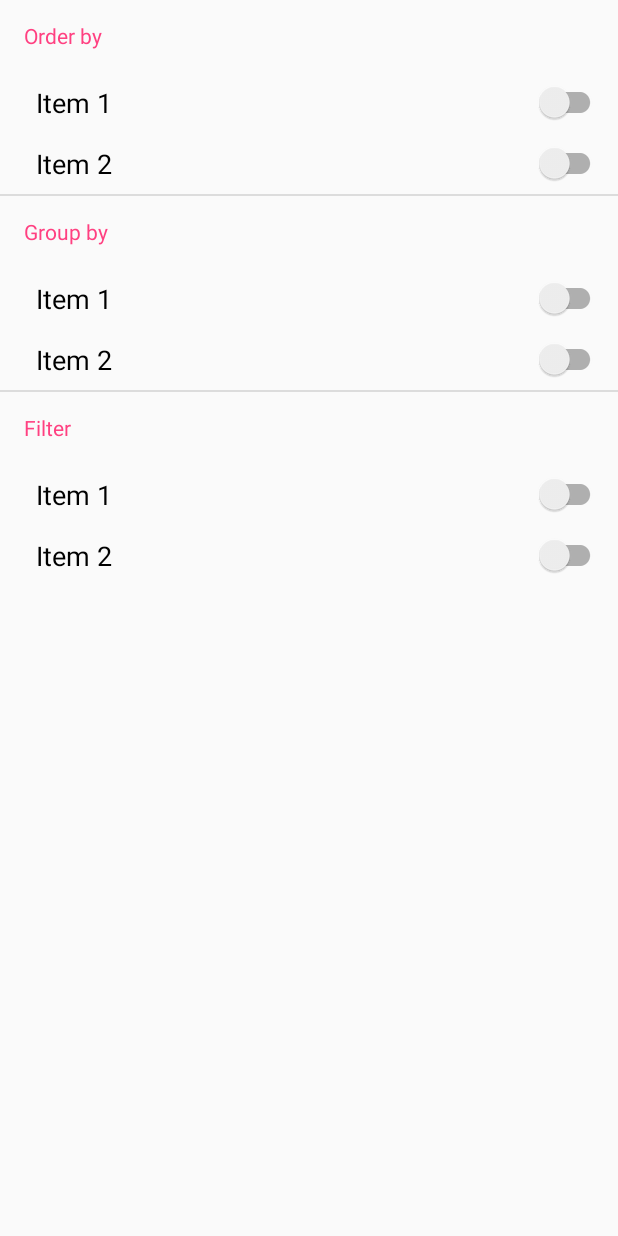
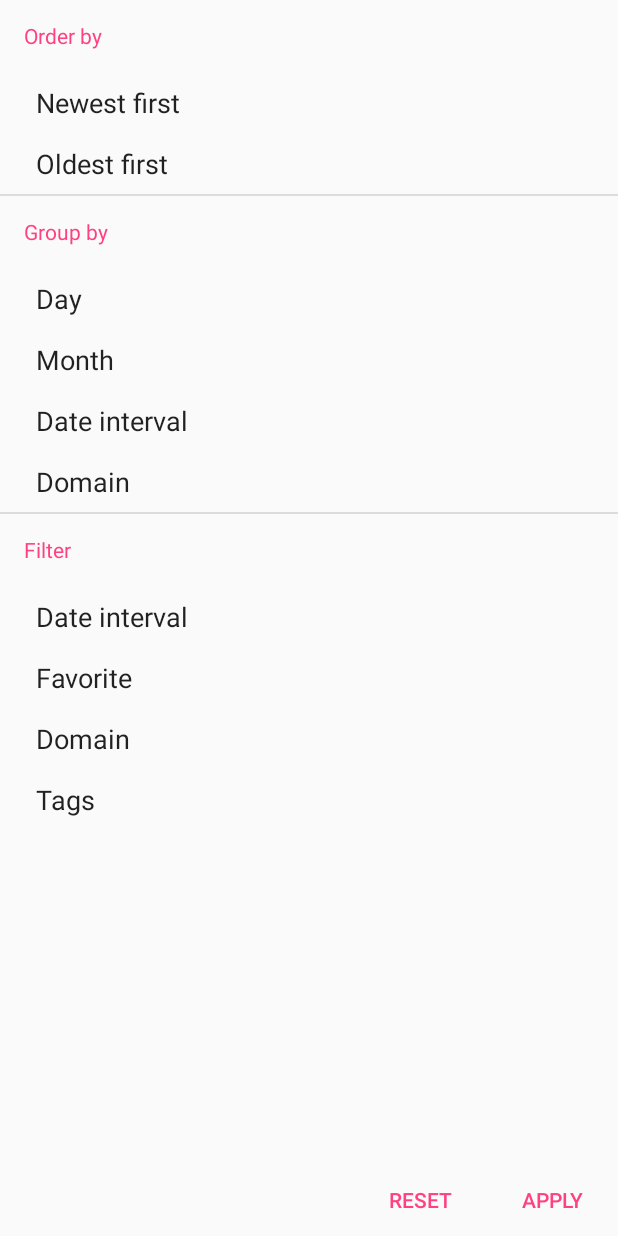
Before and after one commit to balesz/android-WIIMP, an Android app: the layout filter.xml on its own in the app's theme, with its tools: preview values and no code run, on a phone screen of 412 x 824 dp. Run offline under Robolectric (Android 15) with nearby library versions, the phone set to English and light mode, and no system bars.

Commit message:
Designing filter panel

```diff
--- a/app/src/main/res/layout/filter.xml
+++ b/app/src/main/res/layout/filter.xml
@@ -1,12 +1,39 @@
 <?xml version="1.0" encoding="utf-8"?>
-<android.support.v7.widget.GridLayout
+<RelativeLayout
     xmlns:android="http://schemas.android.com/apk/res/android"
     xmlns:app="http://schemas.android.com/apk/res-auto"
     xmlns:tools="http://schemas.android.com/tools"
     android:layout_width="match_parent"
+    android:layout_height="match_parent">
+
+    <android.support.v7.widget.AppCompatButton
+        android:text="Apply"
+        style="?attr/appButton"
+        android:layout_alignParentBottom="true"
+        android:layout_alignParentRight="true"
+        android:layout_alignParentEnd="true"
+        android:layout_width="wrap_content"
+        android:layout_height="wrap_content"
+        android:id="@+id/filter_apply"/>
+    <android.support.v7.widget.AppCompatButton
+        android:text="Reset"
+        style="?attr/appButton"
+        android:layout_toLeftOf="@id/filter_apply"
+        android:layout_toStartOf="@id/filter_apply"
+        android:layout_alignParentBottom="true"
+        android:layout_width="wrap_content"
+        android:layout_height="wrap_content"
+        android:id="@+id/filter_reset"/>
+
+    <android.support.v4.widget.NestedScrollView
+        android:layout_above="@id/filter_apply"
+        android:layout_width="match_parent"
+        android:layout_height="match_parent"
+        android:id="@+id/filter_scroll">
+        <android.support.v7.widget.GridLayout
+            android:layout_width="match_parent"
             android:layout_height="match_parent"
             app:columnCount="2"
-    app:rowCount="3"
             tools:ignore="ContentDescription"
             android:theme="@style/AppTheme.Filter">
 
@@ -14,14 +41,14 @@
                 style="?attr/filterHeader"
                 app:layout_columnSpan="2"
                 android:text="Order by"/>
-    <android.support.v7.widget.SwitchCompat
-        style="?attr/filterSwitch"
+            <android.support.v7.widget.AppCompatTextView
+                style="?attr/filterItem"
                 app:layout_columnSpan="2"
-        android:text="Item 1"/>
-    <android.support.v7.widget.SwitchCompat
-        style="?attr/filterSwitch"
+                android:text="Newest first"/>
+            <android.support.v7.widget.AppCompatTextView
+                style="?attr/filterItem"
                 app:layout_columnSpan="2"
-        android:text="Item 2"/>
+                android:text="Oldest first"/>
 
             <View style="?attr/filterDivider"/>
 
@@ -29,14 +56,22 @@
                 style="?attr/filterHeader"
                 app:layout_columnSpan="2"
                 android:text="Group by"/>
-    <android.support.v7.widget.SwitchCompat
-        style="?attr/filterSwitch"
+            <android.support.v7.widget.AppCompatTextView
+                style="?attr/filterItem"
                 app:layout_columnSpan="2"
-        android:text="Item 1"/>
-    <android.support.v7.widget.SwitchCompat
-        style="?attr/filterSwitch"
+                android:text="Day"/>
+            <android.support.v7.widget.AppCompatTextView
+                style="?attr/filterItem"
                 app:layout_columnSpan="2"
-        android:text="Item 2"/>
+                android:text="Month"/>
+            <android.support.v7.widget.AppCompatTextView
+                style="?attr/filterItem"
+                app:layout_columnSpan="2"
+                android:text="Date interval"/>
+            <android.support.v7.widget.AppCompatTextView
+                style="?attr/filterItem"
+                app:layout_columnSpan="2"
+                android:text="Domain"/>
 
             <View style="?attr/filterDivider"/>
 
@@ -44,13 +79,24 @@
                 style="?attr/filterHeader"
                 app:layout_columnSpan="2"
                 android:text="Filter"/>
-    <android.support.v7.widget.SwitchCompat
-        style="?attr/filterSwitch"
+            <android.support.v7.widget.AppCompatTextView
+                style="?attr/filterItem"
                 app:layout_columnSpan="2"
-        android:text="Item 1"/>
-    <android.support.v7.widget.SwitchCompat
-        style="?attr/filterSwitch"
+                android:text="Date interval"/>
+            <android.support.v7.widget.AppCompatTextView
+                style="?attr/filterItem"
                 app:layout_columnSpan="2"
-        android:text="Item 2"/>
+                android:text="Favorite"/>
+            <android.support.v7.widget.AppCompatTextView
+                style="?attr/filterItem"
+                app:layout_columnSpan="2"
+                android:text="Domain"/>
+            <android.support.v7.widget.AppCompatTextView
+                style="?attr/filterItem"
+                app:layout_columnSpan="2"
+                android:text="Tags"/>
 
         </android.support.v7.widget.GridLayout>
+    </android.support.v4.widget.NestedScrollView>
+
+</RelativeLayout>
--- a/app/src/main/res/layout/main.xml
+++ b/app/src/main/res/layout/main.xml
@@ -60,8 +60,9 @@
         android:layout_height="match_parent"
         android:id="@+id/main_navigation_right">
         <fragment
+            android:layout_gravity="fill"
             android:layout_width="match_parent"
-            android:layout_height="match_parent"
+            android:layout_height="wrap_content"
             android:tag="net.solutinno.wiimp.FilterFragment"
             android:name="net.solutinno.wiimp.FilterFragment"
             tools:layout="@layout/filter"/>
--- /dev/null
+++ b/app/src/main/res/values/attrs.xml
@@ -0,0 +1,14 @@
+<?xml version="1.0" encoding="utf-8"?>
+<resources>
+    <declare-styleable name="AppTheme">
+        <attr name="appButton" format="reference"/>
+    </declare-styleable>
+    <declare-styleable name="AppTheme.Filter">
+        <attr name="filterItem" format="reference"/>
+        <attr name="filterHeader" format="reference"/>
+        <attr name="filterDivider" format="reference"/>
+        <attr name="filterSwitch" format="reference"/>
+        <attr name="filterTextView" format="reference"/>
+        <attr name="filterCheckBox" format="reference"/>
+    </declare-styleable>
+</resources>
--- a/app/src/main/res/values/styles.xml
+++ b/app/src/main/res/values/styles.xml
@@ -4,27 +4,25 @@
         <item name="colorPrimary">@color/colorPrimary</item>
         <item name="colorPrimaryDark">@color/colorPrimaryDark</item>
         <item name="colorAccent">@color/colorAccent</item>
+        <item name="appButton">@style/AppTheme.Button</item>
     </style>
-
     <style name="AppTheme.NoActionBar">
         <item name="windowActionBar">false</item>
         <item name="windowNoTitle">true</item>
     </style>
-
     <style name="AppTheme.AppBarOverlay" parent="ThemeOverlay.AppCompat.Dark.ActionBar" />
     <style name="AppTheme.PopupOverlay" parent="ThemeOverlay.AppCompat.Light" />
 
-    <declare-styleable name="AppTheme.Filter">
-        <attr name="filterHeader" format="reference"/>
-        <attr name="filterDivider" format="reference"/>
-        <attr name="filterSwitch" format="reference"/>
-        <attr name="filterTextEdit" format="reference"/>
-    </declare-styleable>
+
+    <style name="AppTheme.Button" parent="@style/Widget.AppCompat.Button.Borderless.Colored">
+    </style>
+
     <style name="AppTheme.Filter" parent="AppTheme.NoActionBar">
         <item name="filterHeader">@style/AppTheme.Filter.Header</item>
         <item name="filterDivider">@style/AppTheme.Filter.Divider</item>
+        <item name="filterItem">@style/AppTheme.Filter.Item</item>
         <item name="filterSwitch">@style/AppTheme.Filter.Switch</item>
-        <item name="filterTextEdit">@style/AppTheme.Filter.TextEdit</item>
+        <item name="filterCheckBox">@style/AppTheme.Filter.CheckBox</item>
     </style>
     <style name="AppTheme.Filter.Header">
         <item name="android:gravity">left|center_vertical</item>
@@ -38,7 +36,7 @@
         <item name="android:layout_width">match_parent</item>
         <item name="android:layout_height">1dp</item>
     </style>
-    <style name="AppTheme.Filter.Base">
+    <style name="AppTheme.Filter.Item">
         <item name="android:layout_width">match_parent</item>
         <item name="android:layout_height">wrap_content</item>
         <item name="android:paddingTop">8dp</item>
@@ -47,9 +45,9 @@
         <item name="android:paddingRight">8dp</item>
         <item name="android:textSize">18sp</item>
     </style>
-    <style name="AppTheme.Filter.Switch" parent="AppTheme.Filter.Base">
+    <style name="AppTheme.Filter.Switch" parent="AppTheme.Filter.Item">
     </style>
-    <style name="AppTheme.Filter.TextEdit" parent="AppTheme.Filter.Base">
+    <style name="AppTheme.Filter.CheckBox" parent="AppTheme.Filter.Item">
     </style>
 
 </resources>
```
Lines whose indentation alone changed are shown as unchanged.
